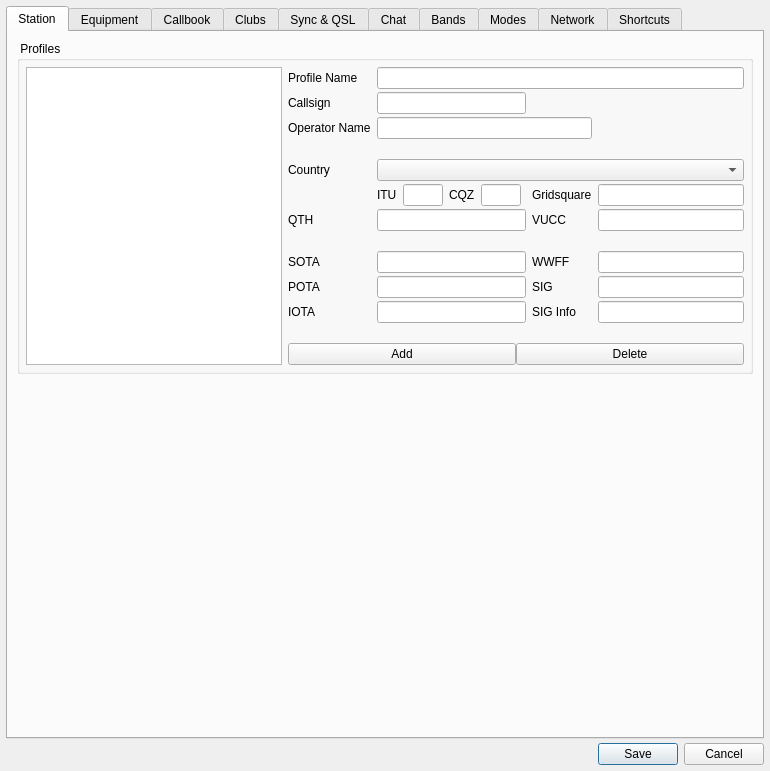
Above: ui/SettingsDialog.ui from jg3hlx/QLog before the change. Below: the same form after it.
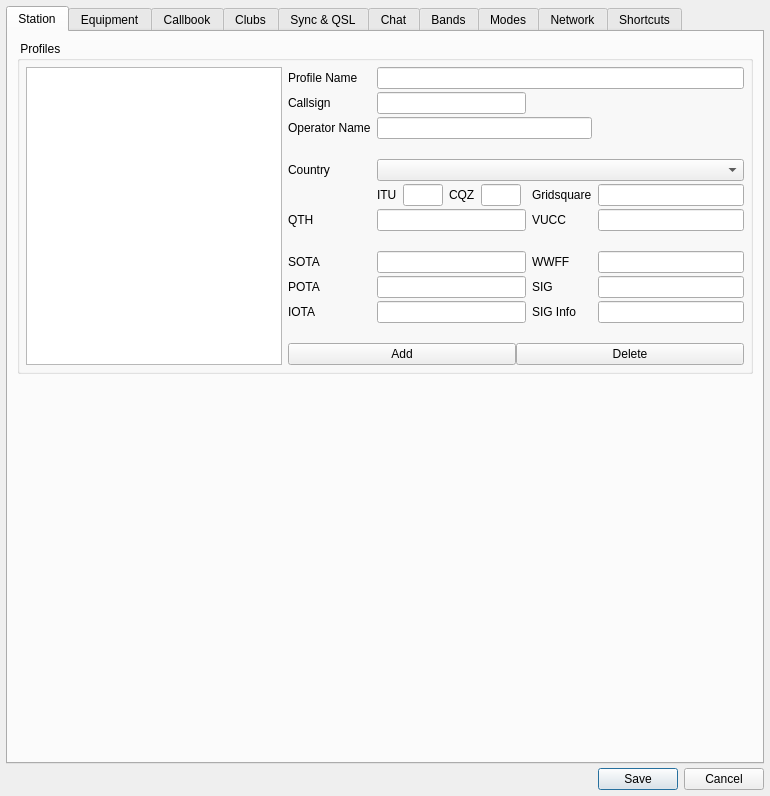
That is the form after the change. The open tabs and pages were chosen to show the change. Icons and pictures are not drawn.

Commit message: Fixed Setting Dialog wrong tab index

Diff of the .ui file:
```diff
--- a/ui/SettingsDialog.ui
+++ b/ui/SettingsDialog.ui
@@ -7,7 +7,7 @@
     <x>0</x>
     <y>0</y>
     <width>770</width>
-    <height>771</height>
+    <height>796</height>
    </rect>
   </property>
   <property name="windowTitle">
```
Left out of the diff: 4 changed lines with no effect on the pictures.
